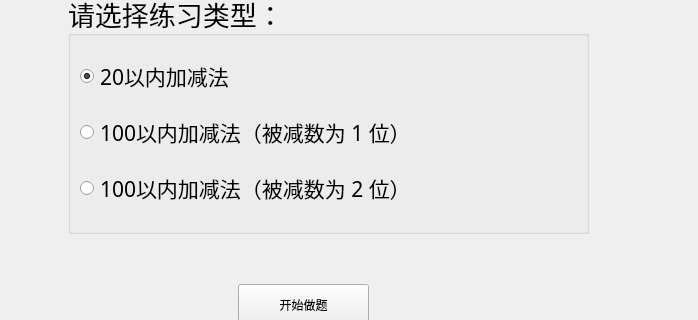
The window that function.ui (crazytyt/gangguo_math) describes before a commit, drawn with Qt 5; both pictures show x 102 to 800 and y 166 to 486 of the 800 by 800 pixel window.
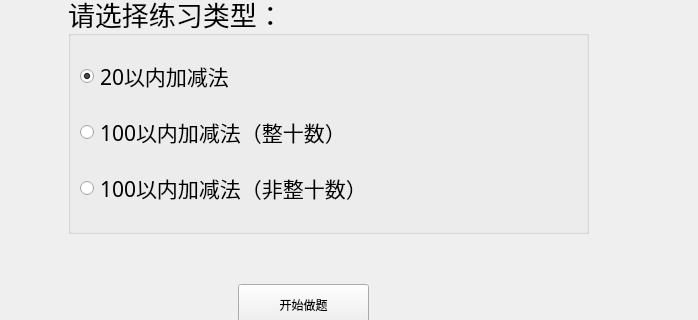
The same window after the commit.

Diff of the .ui file:
```diff
--- a/function.ui
+++ b/function.ui
@@ -75,7 +75,7 @@
        </font>
       </property>
       <property name="text">
-       <string>100以内加减法（被减数为 1 位）</string>
+       <string>100以内加减法（整十数）</string>
       </property>
      </widget>
     </item>
@@ -90,7 +90,7 @@
        </font>
       </property>
       <property name="text">
-       <string>100以内加减法（被减数为 2 位）</string>
+       <string>100以内加减法（非整十数）</string>
       </property>
      </widget>
     </item>
```
